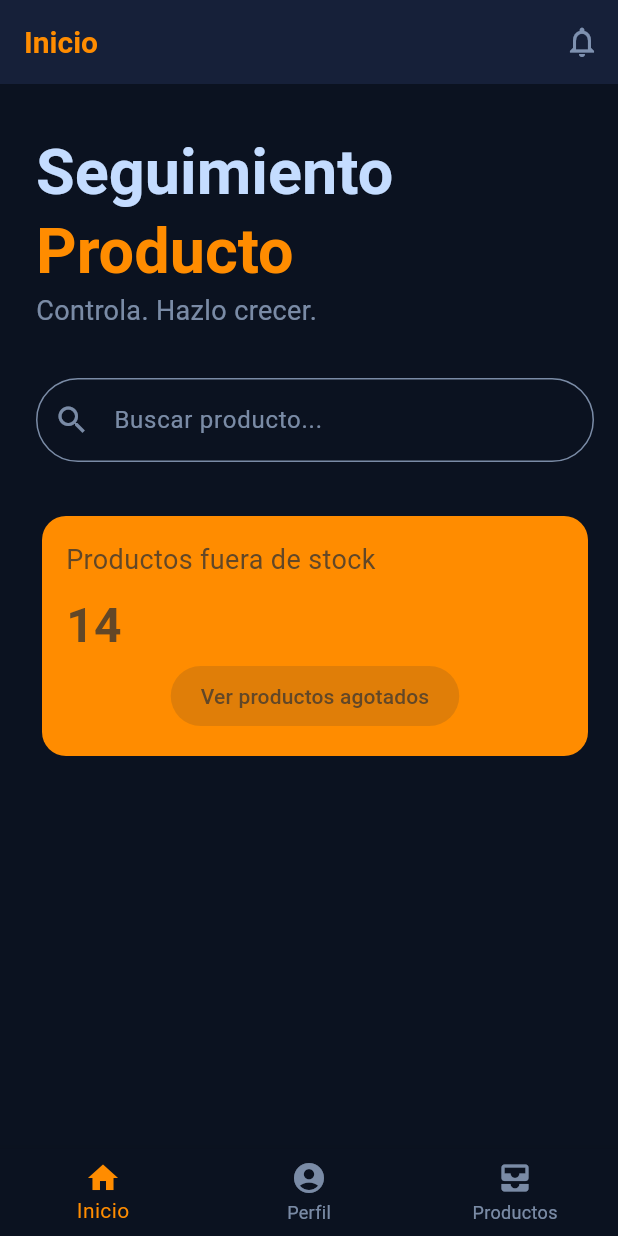
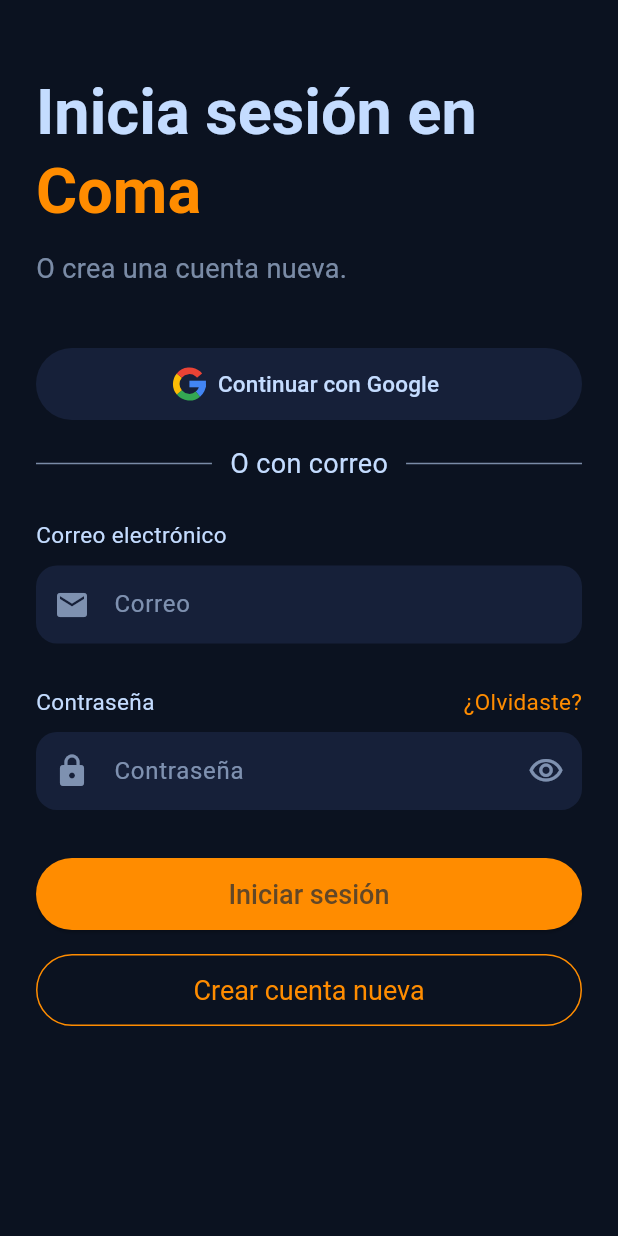
Before and after one commit to TAMOM-dev/coma, a Flutter app: the screen it shows after launch, on a phone screen of 412 x 824 dp. Run offline on Flutter 3.47's test engine with Material 3 defaults, Android fonts, the phone set to English and light mode, and no system bars.

Commit message:
Login/Register UI
Co-Authored-By: Claude Opus 5.5 <noreply@anthropic.com>

```diff
--- /dev/null
+++ b/lib/features/auth/screens/login_screen.dart
@@ -0,0 +1,131 @@
+import 'package:coma/core/theme/app_colors.dart';
+import 'package:coma/features/auth/screens/register_screen.dart';
+import 'package:coma/features/auth/widgets/auth_buttons.dart';
+import 'package:coma/features/auth/widgets/auth_text_field.dart';
+import 'package:coma/features/auth/widgets/google_logo.dart';
+import 'package:flutter/material.dart';
+
+class LoginScreen extends StatefulWidget {
+  const LoginScreen({super.key});
+
+  @override
+  State<LoginScreen> createState() => _LoginScreenState();
+}
+
+class _LoginScreenState extends State<LoginScreen> {
+  final _emailController = TextEditingController();
+  final _passwordController = TextEditingController();
+
+  @override
+  void dispose() {
+    _emailController.dispose();
+    _passwordController.dispose();
+    super.dispose();
+  }
+
+  @override
+  Widget build(BuildContext context) {
+    final theme = Theme.of(context);
+
+    return Scaffold(
+      body: SafeArea(
+        child: SingleChildScrollView(
+          padding: const EdgeInsets.fromLTRB(24, 48, 24, 24),
+          child: Column(
+            crossAxisAlignment: CrossAxisAlignment.start,
+            children: [
+              //* Header
+              Text.rich(
+                TextSpan(
+                  style: theme.textTheme.titleLarge,
+                  children: [
+                    TextSpan(text: 'Inicia sesión en '),
+                    TextSpan(text: 'Coma', style: TextStyle(color: AppColors.primary)),
+                  ],
+                ),
+              ),
+              const SizedBox(height: 12),
+              Text(
+                'O crea una cuenta nueva.',
+                style: theme.textTheme.bodyMedium,
+              ),
+              const SizedBox(height: 40),
+
+              //* Google sign in
+              SizedBox(
+                width: double.infinity,
+                height: 48,
+                child: TextButton.icon(
+                  onPressed: () {
+                    //TODO: Implement Google sign in
+                  },
+                  style: TextButton.styleFrom(
+                    backgroundColor: AppColors.appBarBackground,
+                    foregroundColor: AppColors.onSurface,
+                    shape: const StadiumBorder(),
+                  ),
+                  icon: const GoogleLogo(size: 22),
+                  label: const Text('Continuar con Google', style: TextStyle(fontSize: 15)),
+                ),
+              ),
+              const SizedBox(height: 16),
+
+              //* "Or email" divider
+              Row(
+                children: [
+                  Expanded(child: Divider(color: AppColors.onSurfaceVariant)),
+                  const Padding(
+                    padding: EdgeInsets.symmetric(horizontal: 12),
+                    child: Text('O con correo', style: TextStyle(color: AppColors.onSurface)),
+                  ),
+                  Expanded(child: Divider(color: AppColors.onSurfaceVariant)),
+                ],
+              ),
+              const SizedBox(height: 24),
+
+              //* Form
+              AuthTextField(
+                label: 'Correo electrónico',
+                hint: 'Correo',
+                icon: Icons.email,
+                controller: _emailController,
+                keyboardType: TextInputType.emailAddress,
+              ),
+              const SizedBox(height: 28),
+              AuthTextField(
+                label: 'Contraseña',
+                hint: 'Contraseña',
+                icon: Icons.lock,
+                controller: _passwordController,
+                isPassword: true,
+                labelTrailing: GestureDetector(
+                  onTap: () {
+                    //TODO: Implement password recovery
+                  },
+                  child: const Text('¿Olvidaste?', style: TextStyle(color: AppColors.primary, fontSize: 15)),
+                ),
+              ),
+              const SizedBox(height: 32),
+
+              //* Actions
+              AuthPrimaryButton(
+                text: 'Iniciar sesión',
+                onPressed: () {
+                  //TODO: Authenticate before entering the app
+                  Navigator.of(context).pushReplacementNamed('/home');
+                },
+              ),
+              const SizedBox(height: 16),
+              AuthOutlinedButton(
+                text: 'Crear cuenta nueva',
+                onPressed: () => Navigator.of(context).push(
+                  MaterialPageRoute(builder: (_) => const RegisterScreen()),
+                ),
+              ),
+            ],
+          ),
+        ),
+      ),
+    );
+  }
+}
--- /dev/null
+++ b/lib/features/auth/widgets/auth_buttons.dart
@@ -0,0 +1,52 @@
+import 'package:coma/core/theme/app_colors.dart';
+import 'package:flutter/material.dart';
+
+//* Filled orange pill button
+class AuthPrimaryButton extends StatelessWidget {
+  final String text;
+  final VoidCallback onPressed;
+  const AuthPrimaryButton({super.key, required this.text, required this.onPressed});
+
+  @override
+  Widget build(BuildContext context) {
+    return SizedBox(
+      width: double.infinity,
+      height: 48,
+      child: ElevatedButton(
+        onPressed: onPressed,
+        style: ElevatedButton.styleFrom(
+          backgroundColor: AppColors.primary,
+          foregroundColor: AppColors.onPrimaryContainer,
+          shape: const StadiumBorder(),
+          textStyle: const TextStyle(fontSize: 18, fontWeight: FontWeight.w500),
+        ),
+        child: Text(text),
+      ),
+    );
+  }
+}
+
+//* Orange outlined pill button
+class AuthOutlinedButton extends StatelessWidget {
+  final String text;
+  final VoidCallback onPressed;
+  const AuthOutlinedButton({super.key, required this.text, required this.onPressed});
+
+  @override
+  Widget build(BuildContext context) {
+    return SizedBox(
+      width: double.infinity,
+      height: 48,
+      child: OutlinedButton(
+        onPressed: onPressed,
+        style: OutlinedButton.styleFrom(
+          foregroundColor: AppColors.primary,
+          side: const BorderSide(color: AppColors.primary),
+          shape: const StadiumBorder(),
+          textStyle: const TextStyle(fontSize: 18, fontWeight: FontWeight.w400),
+        ),
+        child: Text(text),
+      ),
+    );
+  }
+}
--- /dev/null
+++ b/lib/features/auth/widgets/auth_text_field.dart
@@ -0,0 +1,79 @@
+import 'package:coma/core/theme/app_colors.dart';
+import 'package:flutter/material.dart';
+
+class AuthTextField extends StatefulWidget {
+  final String label;
+  final String hint;
+  final IconData icon;
+  final TextEditingController? controller;
+  final bool isPassword;
+  final TextInputType? keyboardType;
+  final Widget? labelTrailing; //* e.g. "Forgot?" link next to the label
+
+  const AuthTextField({
+    super.key,
+    required this.label,
+    required this.hint,
+    required this.icon,
+    this.controller,
+    this.isPassword = false,
+    this.keyboardType,
+    this.labelTrailing,
+  });
+
+  @override
+  State<AuthTextField> createState() => _AuthTextFieldState();
+}
+
+class _AuthTextFieldState extends State<AuthTextField> {
+  bool _obscured = true;
+
+  @override
+  Widget build(BuildContext context) {
+    return Column(
+      crossAxisAlignment: CrossAxisAlignment.start,
+      children: [
+        Row(
+          children: [
+            Expanded(
+              child: Text(
+                widget.label,
+                style: const TextStyle(color: AppColors.onSurface, fontSize: 15),
+              ),
+            ),
+            ?widget.labelTrailing,
+          ],
+        ),
+        const SizedBox(height: 10),
+        TextField(
+          controller: widget.controller,
+          obscureText: widget.isPassword && _obscured,
+          keyboardType: widget.keyboardType,
+          style: const TextStyle(color: AppColors.onSurface),
+          decoration: InputDecoration(
+            hintText: widget.hint,
+            hintStyle: TextStyle(color: AppColors.onSurfaceVariant),
+            filled: true,
+            fillColor: AppColors.appBarBackground,
+            prefixIcon: Icon(widget.icon, color: AppColors.onSurfaceVariant),
+            //* Show/hide password toggle
+            suffixIcon: widget.isPassword
+                ? IconButton(
+                    icon: Icon(
+                      _obscured ? Icons.visibility_outlined : Icons.visibility_off_outlined,
+                      color: AppColors.onSurfaceVariant,
+                    ),
+                    onPressed: () => setState(() => _obscured = !_obscured),
+                  )
+                : null,
+            contentPadding: const EdgeInsets.symmetric(vertical: 14),
+            border: OutlineInputBorder(
+              borderRadius: BorderRadius.circular(14),
+              borderSide: BorderSide.none,
+            ),
+          ),
+        ),
+      ],
+    );
+  }
+}
--- /dev/null
+++ b/lib/features/auth/widgets/google_logo.dart
@@ -0,0 +1,54 @@
+import 'dart:math' as math;
+
+import 'package:flutter/material.dart';
+
+//* Google "G" logo drawn with its brand colors, no asset needed
+class GoogleLogo extends StatelessWidget {
+  final double size;
+  const GoogleLogo({super.key, this.size = 24});
+
+  @override
+  Widget build(BuildContext context) {
+    return SizedBox.square(
+      dimension: size,
+      child: CustomPaint(painter: _GoogleLogoPainter()),
+    );
+  }
+}
+
+class _GoogleLogoPainter extends CustomPainter {
+  static const _blue = Color(0xFF4285F4);
+  static const _green = Color(0xFF34A853);
+  static const _yellow = Color(0xFFFBBC05);
+  static const _red = Color(0xFFEA4335);
+
+  @override
+  void paint(Canvas canvas, Size size) {
+    final stroke = size.width * 0.2;
+    final center = size.center(Offset.zero);
+    final radius = (size.width - stroke) / 2;
+    final rect = Rect.fromCircle(center: center, radius: radius);
+
+    Paint paintFor(Color color) => Paint()
+      ..color = color
+      ..style = PaintingStyle.stroke
+      ..strokeWidth = stroke;
+
+    double rad(double degrees) => degrees * math.pi / 180;
+
+    //* Ring segments, clockwise from the right edge, leaving the upper right open
+    canvas.drawArc(rect, rad(0), rad(50), false, paintFor(_blue));
+    canvas.drawArc(rect, rad(50), rad(90), false, paintFor(_green));
+    canvas.drawArc(rect, rad(140), rad(80), false, paintFor(_yellow));
+    canvas.drawArc(rect, rad(220), rad(100), false, paintFor(_red));
+
+    //* Horizontal bar of the G
+    canvas.drawRect(
+      Rect.fromLTRB(center.dx, center.dy - stroke / 2, center.dx + radius + stroke / 2, center.dy + stroke / 2),
+      Paint()..color = _blue,
+    );
+  }
+
+  @override
+  bool shouldRepaint(covariant CustomPainter oldDelegate) => false;
+}
--- a/lib/main.dart
+++ b/lib/main.dart
@@ -1,5 +1,6 @@
 import 'package:coma/core/theme/app_theme.dart';
 import 'package:coma/core/widgets/main_shell.dart';
+import 'package:coma/features/auth/screens/login_screen.dart';
 import 'package:coma/features/home/screens/home_screen.dart';
 import 'package:coma/features/home/screens/products_screen.dart';
 import 'package:flutter/material.dart';
@@ -16,7 +17,10 @@ class MyApp extends StatelessWidget {
     return MaterialApp(
       debugShowCheckedModeBanner: false,
       theme: AppTheme.darkTheme,
-      home: MainShell(
+      initialRoute: '/login',
+      routes: {
+        '/login': (_) => const LoginScreen(),
+        '/home': (_) => MainShell(
           titles: ['Inicio', 'Perfil', 'Productos'],
           pages: [
             HomeScreen(),
@@ -24,6 +28,7 @@ class MyApp extends StatelessWidget {
             ProductsScreen(),
           ]
         ),
+      },
     );
   }
 }
```
Also changed, not shown: lib/features/auth/screens/register_screen.dart (added, +80 -0 lines). Lines whose indentation alone changed are shown as unchanged.
